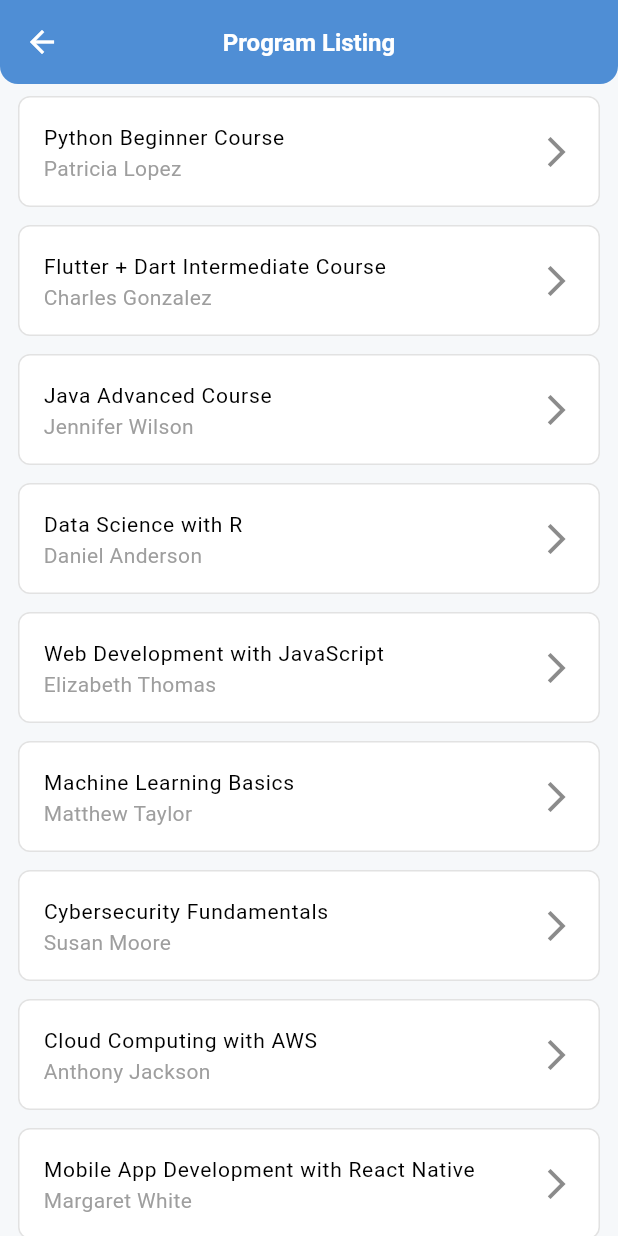
After one commit to syedhuzyfaali/Flutter-Virtual-Internship, a Flutter app: the ProgramListing_Page screen opened directly, on a phone screen of 412 x 824 dp. The commit adds this screen. Run offline on Flutter 3.47's test engine with Material 3 defaults, Android fonts, the phone set to English and light mode, and no system bars.

Commit message:
Adding Program Listing - Screen

```diff
--- a/lib/main.dart
+++ b/lib/main.dart
@@ -1,5 +1,5 @@
 import 'package:flutter/material.dart';
-
+import 'package:demo/screens/ProgramListing_Screen.dart';
 void main() {
   runApp(const MyApp());
 }
@@ -30,6 +30,7 @@ class MyApp extends StatelessWidget {
         // tested with just a hot reload.
         colorScheme: ColorScheme.fromSeed(seedColor: Colors.deepPurple),
       ),
+      // home: ProgramListing_Page(),
       home: const MyHomePage(title: 'Flutter Demo Home Page'),
     );
   }
--- /dev/null
+++ b/lib/screens/ProgramListing_Screen.dart
@@ -0,0 +1,455 @@
+import 'package:flutter/material.dart';
+
+class ProgramListing_Page extends StatelessWidget {
+
+  final List<String> courses = <String>['Python Beginner Course', 'Flutter + Dart Intermediate Course ', 'Java Advanced Course', 'Data Science with R', 'Web Development with JavaScript', 'Machine Learning Basics', 'Cybersecurity Fundamentals', 'Cloud Computing with AWS', 'Mobile App Development with React Native', 'Database Management with SQL'];
+  final List<String> courseInstructors = <String>['Patricia Lopez', 'Charles Gonzalez', 'Jennifer Wilson', 'Daniel Anderson', 'Elizabeth Thomas', 'Matthew Taylor', 'Susan Moore', 'Anthony Jackson', 'Margaret White', 'Mark Harris'];
+
+  @override
+  Widget build(BuildContext context) {
+    return Scaffold(
+      backgroundColor: Color(0xFFF6F8FA),
+      appBar: AppBar(
+        elevation: 4,
+        centerTitle: true,
+        automaticallyImplyLeading: false,
+        backgroundColor: Color(0xFF4C94DC),
+        shape: const RoundedRectangleBorder(
+          borderRadius: BorderRadius.only(
+            bottomLeft: Radius.circular(12),
+            bottomRight: Radius.circular(12),
+          ),
+        ),
+        title: const Text(
+          "Program Listing",
+          style: TextStyle(
+            fontWeight: FontWeight.w600,
+            fontStyle: FontStyle.normal,
+            fontSize: 16,
+            color: Color.fromARGB(255, 255, 255, 255),
+          ),
+        ),
+        leading: const Icon(
+          Icons.arrow_back,
+          color: Color.fromARGB(255, 255, 255, 255),
+          size: 24,
+        ),
+      ),
+      body: ListView.separated(
+        padding: EdgeInsets.symmetric(vertical: 8, horizontal: 12),
+        physics:ClampingScrollPhysics(),
+        itemCount: courses.length,
+        itemBuilder: (BuildContext context, int index) {
+          return ListTile(
+            tileColor: Color(0xffffffff),
+            title: Text(
+              courses[index],
+              style: TextStyle(
+                fontWeight: FontWeight.w400,
+                fontStyle: FontStyle.normal,
+                fontSize: 14,
+                color: Color(0xff000000),
+              ),
+              textAlign: TextAlign.start,
+            ),
+            subtitle: Text(
+              courseInstructors[index],
+              style: TextStyle(
+                fontWeight: FontWeight.w400,
+                fontStyle: FontStyle.normal,
+                fontSize: 14,
+                color: Color.fromARGB(255, 158, 158, 158),
+              ),
+              textAlign: TextAlign.start,
+            ),
+            dense: false,
+            contentPadding: EdgeInsets.symmetric(vertical: 0, horizontal: 16),
+            selected: false,
+            selectedTileColor: Color(0x42000000),
+            shape: RoundedRectangleBorder(
+              borderRadius: BorderRadius.all(Radius.circular(8)),
+              side: BorderSide(color: Color(0x4d9e9e9e), width: 1),
+            ),
+            trailing: Icon(
+              Icons.arrow_forward_ios,
+              color: Color(0xFF8B8B8B),
+              size: 24,
+            ),
+          );
+        },
+        separatorBuilder: (BuildContext context, int index) =>
+            SizedBox(height: 12),
+      ),
+      // body: ListView(
+      //   scrollDirection: Axis.vertical,
+      //   padding: EdgeInsets.symmetric(vertical: 8, horizontal: 12),
+      //   shrinkWrap: false,
+      //   physics: ClampingScrollPhysics(),
+      //   separatorBuilder: (BuildContext context, int index) =>
+      //       SizedBox(height: 8),
+      //   children: [
+      //     ListTile(
+      //       tileColor: Color(0xffffffff),
+      //       title: Text(
+      //         "Title",
+      //         style: TextStyle(
+      //           fontWeight: FontWeight.w400,
+      //           fontStyle: FontStyle.normal,
+      //           fontSize: 14,
+      //           color: Color(0xff000000),
+      //         ),
+      //         textAlign: TextAlign.start,
+      //       ),
+      //       subtitle: Text(
+      //         "Sub Title",
+      //         style: TextStyle(
+      //           fontWeight: FontWeight.w400,
+      //           fontStyle: FontStyle.normal,
+      //           fontSize: 14,
+      //           color: Color(0xff000000),
+      //         ),
+      //         textAlign: TextAlign.start,
+      //       ),
+      //       dense: false,
+      //       contentPadding: EdgeInsets.symmetric(vertical: 0, horizontal: 16),
+      //       selected: false,
+      //       selectedTileColor: Color(0x42000000),
+      //       shape: RoundedRectangleBorder(
+      //         borderRadius: BorderRadius.all(Radius.circular(8)),
+      //         side: BorderSide(color: Color(0x4d9e9e9e), width: 1),
+      //       ),
+      //       trailing: Icon(
+      //         Icons.arrow_forward_ios,
+      //         color: Color(0xFF8B8B8B),
+      //         size: 24,
+      //       ),
+      //     ),
+      //     ListTile(
+      //       tileColor: Color(0xffffffff),
+      //       title: Text(
+      //         "Title",
+      //         style: TextStyle(
+      //           fontWeight: FontWeight.w400,
+      //           fontStyle: FontStyle.normal,
+      //           fontSize: 14,
+      //           color: Color(0xff000000),
+      //         ),
+      //         textAlign: TextAlign.start,
+      //       ),
+      //       subtitle: Text(
+      //         "Sub Title",
+      //         style: TextStyle(
+      //           fontWeight: FontWeight.w400,
+      //           fontStyle: FontStyle.normal,
+      //           fontSize: 14,
+      //           color: Color(0xff000000),
+      //         ),
+      //         textAlign: TextAlign.start,
+      //       ),
+      //       dense: false,
+      //       contentPadding: EdgeInsets.symmetric(vertical: 0, horizontal: 16),
+      //       selected: false,
+      //       selectedTileColor: Color(0x42000000),
+      //       shape: RoundedRectangleBorder(
+      //         borderRadius: BorderRadius.all(Radius.circular(8)),
+      //         side: BorderSide(color: Color(0x4d9e9e9e), width: 1),
+      //       ),
+      //       trailing: Icon(
+      //         Icons.arrow_forward_ios,
+      //         color: Color(0xFF8B8B8B),
+      //         size: 24,
+      //       ),
+      //     ),
+      //     ListTile(
+      //       tileColor: Color(0xffffffff),
+      //       title: Text(
+      //         "Title",
+      //         style: TextStyle(
+      //           fontWeight: FontWeight.w400,
+      //           fontStyle: FontStyle.normal,
+      //           fontSize: 14,
+      //           color: Color(0xff000000),
+      //         ),
+      //         textAlign: TextAlign.start,
+      //       ),
+      //       subtitle: Text(
+      //         "Sub Title",
+      //         style: TextStyle(
+      //           fontWeight: FontWeight.w400,
+      //           fontStyle: FontStyle.normal,
+      //           fontSize: 14,
+      //           color: Color(0xff000000),
+      //         ),
+      //         textAlign: TextAlign.start,
+      //       ),
+      //       dense: false,
+      //       contentPadding: EdgeInsets.symmetric(vertical: 0, horizontal: 16),
+      //       selected: false,
+      //       selectedTileColor: Color(0x42000000),
+      //       shape: RoundedRectangleBorder(
+      //         borderRadius: BorderRadius.all(Radius.circular(8)),
+      //         side: BorderSide(color: Color(0x4d9e9e9e), width: 1),
+      //       ),
+      //       trailing: Icon(
+      //         Icons.arrow_forward_ios,
+      //         color: Color(0xFF8B8B8B),
+      //         size: 24,
+      //       ),
+      //     ),
+      //     ListTile(
+      //       tileColor: Color(0xffffffff),
+      //       title: Text(
+      //         "Title",
+      //         style: TextStyle(
+      //           fontWeight: FontWeight.w400,
+      //           fontStyle: FontStyle.normal,
+      //           fontSize: 14,
+      //           color: Color(0xff000000),
+      //         ),
+      //         textAlign: TextAlign.start,
+      //       ),
+      //       subtitle: Text(
+      //         "Sub Title",
+      //         style: TextStyle(
+      //           fontWeight: FontWeight.w400,
+      //           fontStyle: FontStyle.normal,
+      //           fontSize: 14,
+      //           color: Color(0xff000000),
+      //         ),
+      //         textAlign: TextAlign.start,
+      //       ),
+      //       dense: false,
+      //       contentPadding: EdgeInsets.symmetric(vertical: 0, horizontal: 16),
+      //       selected: false,
+      //       selectedTileColor: Color(0x42000000),
+      //       shape: RoundedRectangleBorder(
+      //         borderRadius: BorderRadius.all(Radius.circular(8)),
+      //         side: BorderSide(color: Color(0x4d9e9e9e), width: 1),
+      //       ),
+      //       trailing: Icon(
+      //         Icons.arrow_forward_ios,
+      //         color: Color(0xFF8B8B8B),
+      //         size: 24,
+      //       ),
+      //     ),
+      //     ListTile(
+      //       tileColor: Color(0xffffffff),
+      //       title: Text(
+      //         "Title",
+      //         style: TextStyle(
+      //           fontWeight: FontWeight.w400,
+      //           fontStyle: FontStyle.normal,
+      //           fontSize: 14,
+      //           color: Color(0xff000000),
+      //         ),
+      //         textAlign: TextAlign.start,
+      //       ),
+      //       subtitle: Text(
+      //         "Sub Title",
+      //         style: TextStyle(
+      //           fontWeight: FontWeight.w400,
+      //           fontStyle: FontStyle.normal,
+      //           fontSize: 14,
+      //           color: Color(0xff000000),
+      //         ),
+      //         textAlign: TextAlign.start,
+      //       ),
+      //       dense: false,
+      //       contentPadding: EdgeInsets.symmetric(vertical: 0, horizontal: 16),
+      //       selected: false,
+      //       selectedTileColor: Color(0x42000000),
+      //       shape: RoundedRectangleBorder(
+      //         borderRadius: BorderRadius.all(Radius.circular(8)),
+      //         side: BorderSide(color: Color(0x4d9e9e9e), width: 1),
+      //       ),
+      //       trailing: Icon(
+      //         Icons.arrow_forward_ios,
+      //         color: Color(0xFF8B8B8B),
+      //         size: 24,
+      //       ),
+      //     ),
+      //     ListTile(
+      //       tileColor: Color(0xffffffff),
+      //       title: Text(
+      //         "Title",
+      //         style: TextStyle(
+      //           fontWeight: FontWeight.w400,
+      //           fontStyle: FontStyle.normal,
+      //           fontSize: 14,
+      //           color: Color(0xff000000),
+      //         ),
+      //         textAlign: TextAlign.start,
+      //       ),
+      //       subtitle: Text(
+      //         "Sub Title",
+      //         style: TextStyle(
+      //           fontWeight: FontWeight.w400,
+      //           fontStyle: FontStyle.normal,
+      //           fontSize: 14,
+      //           color: Color(0xff000000),
+      //         ),
+      //         textAlign: TextAlign.start,
+      //       ),
+      //       dense: false,
+      //       contentPadding: EdgeInsets.symmetric(vertical: 0, horizontal: 16),
+      //       selected: false,
+      //       selectedTileColor: Color(0x42000000),
+      //       shape: RoundedRectangleBorder(
+      //         borderRadius: BorderRadius.all(Radius.circular(8)),
+      //         side: BorderSide(color: Color(0x4d9e9e9e), width: 1),
+      //       ),
+      //       trailing: Icon(
+      //         Icons.arrow_forward_ios,
+      //         color: Color(0xFF8B8B8B),
+      //         size: 24,
+      //       ),
+      //     ),
+      //     ListTile(
+      //       tileColor: Color(0xffffffff),
+      //       title: Text(
+      //         "Title",
+      //         style: TextStyle(
+      //           fontWeight: FontWeight.w400,
+      //           fontStyle: FontStyle.normal,
+      //           fontSize: 14,
+      //           color: Color(0xff000000),
+      //         ),
+      //         textAlign: TextAlign.start,
+      //       ),
+      //       subtitle: Text(
+      //         "Sub Title",
+      //         style: TextStyle(
+      //           fontWeight: FontWeight.w400,
+      //           fontStyle: FontStyle.normal,
+      //           fontSize: 14,
+      //           color: Color(0xff000000),
+      //         ),
+      //         textAlign: TextAlign.start,
+      //       ),
+      //       dense: false,
+      //       contentPadding: EdgeInsets.symmetric(vertical: 0, horizontal: 16),
+      //       selected: false,
+      //       selectedTileColor: Color(0x42000000),
+      //       shape: RoundedRectangleBorder(
+      //         borderRadius: BorderRadius.all(Radius.circular(8)),
+      //         side: BorderSide(color: Color(0x4d9e9e9e), width: 1),
+      //       ),
+      //       trailing: Icon(
+      //         Icons.arrow_forward_ios,
+      //         color: Color(0xFF8B8B8B),
+      //         size: 24,
+      //       ),
+      //     ),
+      //     ListTile(
+      //       tileColor: Color(0xffffffff),
+      //       title: Text(
+      //         "Title",
+      //         style: TextStyle(
+      //           fontWeight: FontWeight.w400,
+      //           fontStyle: FontStyle.normal,
+      //           fontSize: 14,
+      //           color: Color(0xff000000),
+      //         ),
+      //         textAlign: TextAlign.start,
+      //       ),
+      //       subtitle: Text(
+      //         "Sub Title",
+      //         style: TextStyle(
+      //           fontWeight: FontWeight.w400,
+      //           fontStyle: FontStyle.normal,
+      //           fontSize: 14,
+      //           color: Color(0xff000000),
+      //         ),
+      //         textAlign: TextAlign.start,
+      //       ),
+      //       dense: false,
+      //       contentPadding: EdgeInsets.symmetric(vertical: 0, horizontal: 16),
+      //       selected: false,
+      //       selectedTileColor: Color(0x42000000),
+      //       shape: RoundedRectangleBorder(
+      //         borderRadius: BorderRadius.all(Radius.circular(8)),
+      //         side: BorderSide(color: Color(0x4d9e9e9e), width: 1),
+      //       ),
+      //       trailing: Icon(
+      //         Icons.arrow_forward_ios,
+      //         color: Color(0xFF8B8B8B),
+      //         size: 24,
+      //       ),
+      //     ),
+      //     ListTile(
+      //       tileColor: Color(0xffffffff),
+      //       title: Text(
+      //         "Title",
+      //         style: TextStyle(
+      //           fontWeight: FontWeight.w400,
+      //           fontStyle: FontStyle.normal,
+      //           fontSize: 14,
+      //           color: Color(0xff000000),
+      //         ),
+      //         textAlign: TextAlign.start,
+      //       ),
+      //       subtitle: Text(
+      //         "Sub Title",
+      //         style: TextStyle(
+      //           fontWeight: FontWeight.w400,
+      //           fontStyle: FontStyle.normal,
+      //           fontSize: 14,
+      //           color: Color(0xff000000),
+      //         ),
+      //         textAlign: TextAlign.start,
+      //       ),
+      //       dense: false,
+      //       contentPadding: EdgeInsets.symmetric(vertical: 0, horizontal: 16),
+      //       selected: false,
+      //       selectedTileColor: Color(0x42000000),
+      //       shape: RoundedRectangleBorder(
+      //         borderRadius: BorderRadius.all(Radius.circular(8)),
+      //         side: BorderSide(color: Color(0x4d9e9e9e), width: 1),
+      //       ),
+      //       trailing: Icon(
+      //         Icons.arrow_forward_ios,
+      //         color: Color(0xFF8B8B8B),
+      //         size: 24,
+      //       ),
+      //     ),
+      //     ListTile(
+      //       tileColor: Color(0xffffffff),
+      //       title: Text(
+      //         "Title",
+      //         style: TextStyle(
+      //           fontWeight: FontWeight.w400,
+      //           fontStyle: FontStyle.normal,
+      //           fontSize: 14,
+      //           color: Color(0xff000000),
+      //         ),
+      //         textAlign: TextAlign.start,
+      //       ),
+      //       subtitle: Text(
+      //         "Sub Title",
+      //         style: TextStyle(
+      //           fontWeight: FontWeight.w400,
+      //           fontStyle: FontStyle.normal,
+      //           fontSize: 14,
+      //           color: Color(0xff000000),
+      //         ),
+      //         textAlign: TextAlign.start,
+      //       ),
+      //       dense: false,
+      //       contentPadding: EdgeInsets.symmetric(vertical: 0, horizontal: 16),
+      //       selected: false,
+      //       selectedTileColor: Color(0x42000000),
+      //       shape: RoundedRectangleBorder(
+      //         borderRadius: BorderRadius.all(Radius.circular(8)),
+      //         side: BorderSide(color: Color(0x4d9e9e9e), width: 1),
+      //       ),
+      //       trailing: Icon(
+      //         Icons.arrow_forward_ios,
+      //         color: Color(0xFF8B8B8B),
+      //         size: 24,
+      //       ),
+      //     ),
+      //   ],
+      // ),
+    );
+  }
+}
```
